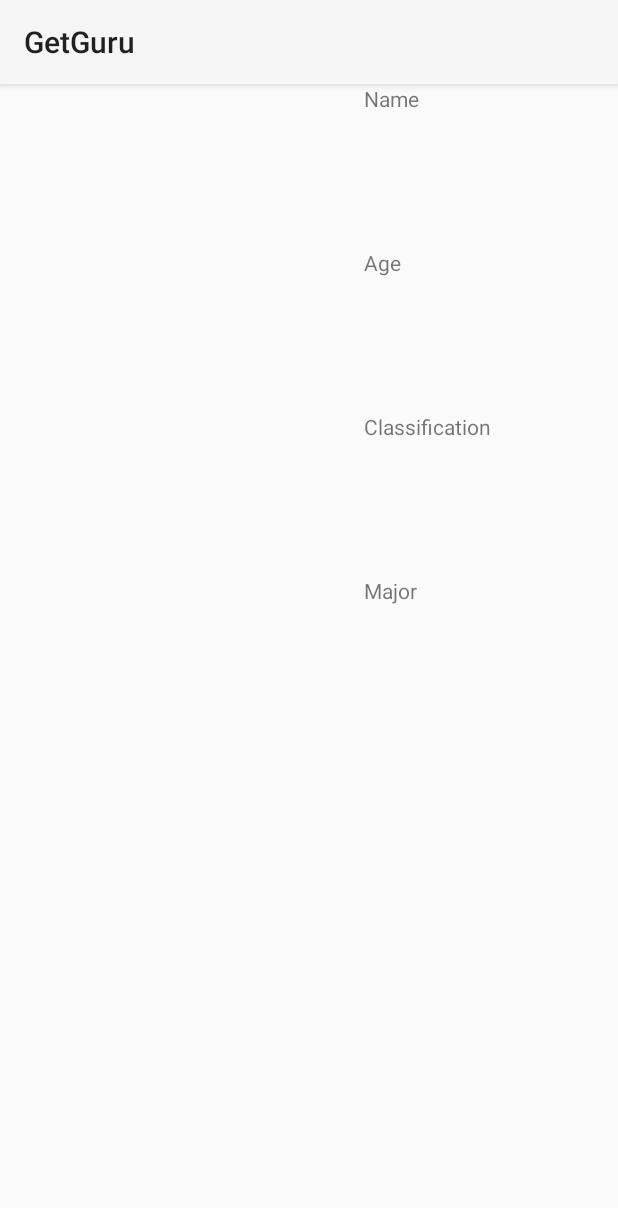
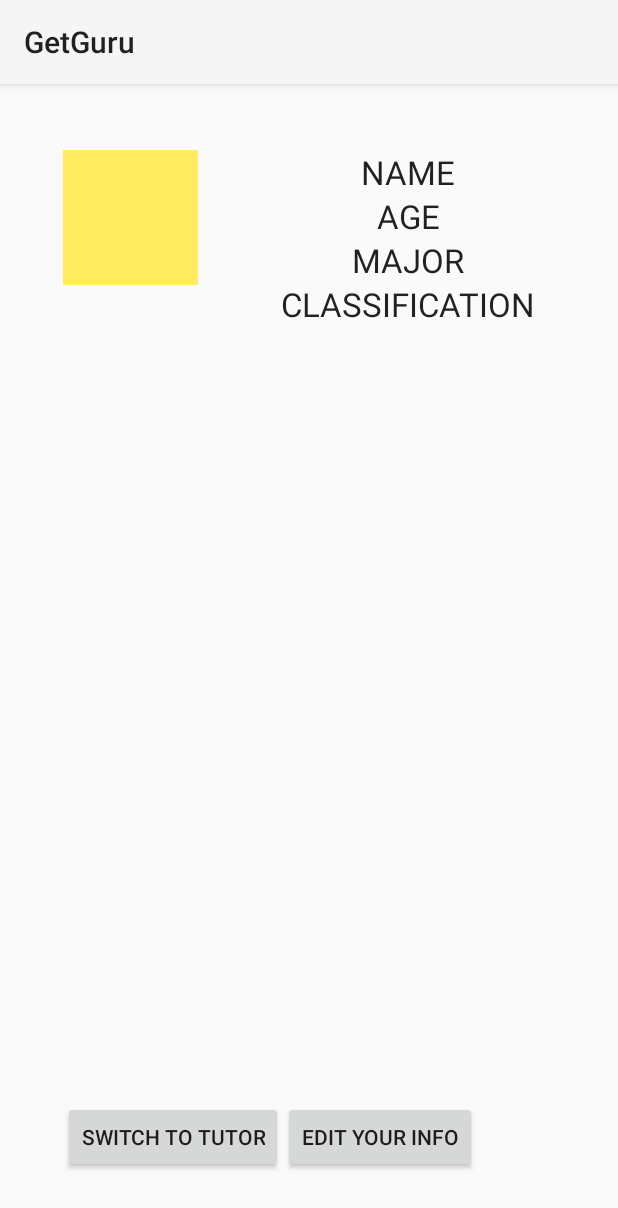
Before and after one commit to pranavpunjabi/CS-307-Project, an Android app: the layout profile_student.xml on its own in the app's theme, with its tools: preview values and no code run, on a phone screen of 412 x 824 dp. Shown: the top 1208 px of the screen. Run offline under Robolectric (Android 15) with nearby library versions, the phone set to English and light mode, and no system bars.

Commit message:
student profile layout

```diff
--- a/GetGuru/app/src/main/res/layout/activity_student_profile.xml
+++ b/GetGuru/app/src/main/res/layout/activity_student_profile.xml
@@ -10,7 +10,7 @@
         android:layout_height="match_parent">
 
         <TabWidget
-            android:id="@+id/tabs"
+            android:id="@android:id/tabs"
             android:layout_width="match_parent"
             android:layout_height="wrap_content"
             android:layout_weight="0"/>
--- a/GetGuru/app/src/main/res/layout/profile_student.xml
+++ b/GetGuru/app/src/main/res/layout/profile_student.xml
@@ -1,43 +1,91 @@
 <?xml version="1.0" encoding="utf-8"?>
-<LinearLayout xmlns:android="http://schemas.android.com/apk/res/android"
+<RelativeLayout xmlns:android="http://schemas.android.com/apk/res/android"
     android:orientation="vertical" android:layout_width="match_parent"
     android:layout_height="match_parent"
     android:weightSum="1">
 
-    <TextView
-        android:layout_width="169dp"
-        android:layout_height="wrap_content"
-        android:text="Name"
-        android:id="@+id/name"
-        android:layout_gravity="right"
-        android:layout_weight="0.15" />
-    <TextView
-        android:layout_width="169dp"
-        android:layout_height="wrap_content"
-        android:text="Age"
-        android:id="@+id/age"
-        android:layout_gravity="right"
-        android:layout_weight="0.15" />
-    <TextView
-        android:layout_width="169dp"
-        android:layout_height="wrap_content"
-        android:text="Classification"
-        android:id="@+id/classification"
-        android:layout_gravity="right"
-        android:layout_weight="0.15" />
-    <TextView
-        android:layout_width="169dp"
-        android:layout_height="wrap_content"
-        android:text="Major"
-        android:id="@+id/major"
-        android:layout_gravity="right"
-        android:layout_weight="0.15" />
 
     <ImageView
-        android:layout_width="121dp"
-        android:layout_height="50dp"
-        android:id="@+id/imageView"
-        android:layout_marginTop="40dp"
-        android:layout_marginLeft="40dp"
-        android:layout_weight="0.15" />
-</LinearLayout>
+        android:layout_width="90dp"
+        android:layout_height="90dp"
+
+        android:id="@+id/profilePicture"
+        android:layout_alignParentTop="true"
+        android:layout_alignParentLeft="true"
+        android:layout_alignParentStart="true"
+        android:layout_marginLeft="42dp"
+        android:layout_marginStart="42dp"
+        android:layout_marginTop="44dp"
+        android:src="#ffffec61" />
+
+    <TextView
+        android:layout_width="wrap_content"
+        android:layout_height="wrap_content"
+        android:textAppearance="?android:attr/textAppearanceLarge"
+        android:text="NAME"
+        android:id="@+id/name"
+        android:layout_alignTop="@+id/profilePicture"
+        android:layout_alignParentRight="true"
+        android:layout_alignParentEnd="true"
+        android:layout_toRightOf="@+id/profilePicture"
+        android:layout_toEndOf="@+id/profilePicture"
+        android:gravity="center_horizontal" />
+
+    <TextView
+        android:layout_width="wrap_content"
+        android:layout_height="wrap_content"
+        android:textAppearance="?android:attr/textAppearanceLarge"
+        android:text="AGE"
+        android:id="@+id/age"
+        android:layout_below="@+id/name"
+        android:layout_toRightOf="@+id/profilePicture"
+        android:gravity="center_horizontal"
+        android:layout_alignRight="@+id/name"
+        android:layout_alignEnd="@+id/name" />
+
+    <TextView
+        android:layout_width="wrap_content"
+        android:layout_height="wrap_content"
+        android:textAppearance="?android:attr/textAppearanceLarge"
+        android:text="MAJOR"
+        android:id="@+id/major"
+        android:layout_below="@+id/age"
+        android:layout_toRightOf="@+id/profilePicture"
+        android:gravity="center_horizontal"
+        android:layout_alignRight="@+id/age"
+        android:layout_alignEnd="@+id/age" />
+
+    <TextView
+        android:layout_width="wrap_content"
+        android:layout_height="wrap_content"
+        android:textAppearance="?android:attr/textAppearanceLarge"
+        android:text="CLASSIFICATION"
+        android:id="@+id/classification"
+        android:layout_below="@+id/major"
+        android:layout_toRightOf="@+id/profilePicture"
+        android:gravity="center_horizontal"
+        android:layout_alignRight="@+id/major"
+        android:layout_alignEnd="@+id/major" />
+
+    <Button
+        style="?android:attr/buttonStyleSmall"
+        android:layout_width="wrap_content"
+        android:layout_height="wrap_content"
+        android:text="SWITCH TO TUTOR"
+        android:id="@+id/toggle"
+        android:layout_marginBottom="42dp"
+        android:layout_alignParentBottom="true"
+        android:layout_alignLeft="@+id/profilePicture"
+        android:layout_alignStart="@+id/profilePicture" />
+
+    <Button
+        style="?android:attr/buttonStyleSmall"
+        android:layout_width="wrap_content"
+        android:layout_height="wrap_content"
+        android:text="EDIT YOUR INFO"
+        android:id="@+id/editInfo"
+        android:layout_alignTop="@+id/toggle"
+        android:layout_toRightOf="@+id/toggle"
+        android:layout_toEndOf="@+id/toggle" />
+
+</RelativeLayout>
```
